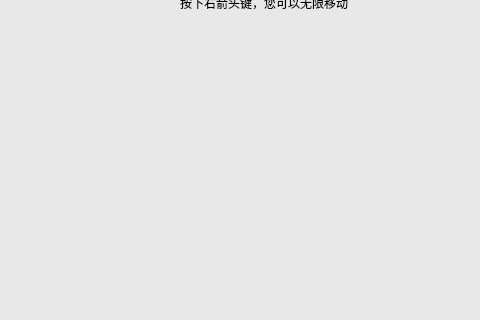
The window that mainwindow.ui (185023687-commits/Rubber-man) describes before a commit, drawn with Qt 5; both pictures show x 390 to 870 and y 235 to 555 of the 870 by 555 pixel window.
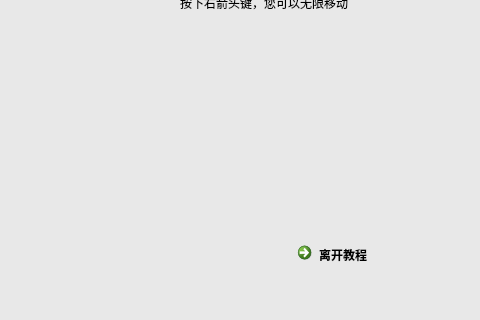
The same window after the commit.

The edit to the form file:
```diff
--- a/mainwindow.ui
+++ b/mainwindow.ui
@@ -101,6 +101,19 @@
      <number>100</number>
     </property>
    </widget>
+   <widget class="QCommandLinkButton" name="page">
+    <property name="geometry">
+     <rect>
+      <x>680</x>
+      <y>470</y>
+      <width>185</width>
+      <height>41</height>
+     </rect>
+    </property>
+    <property name="text">
+     <string>离开教程</string>
+    </property>
+   </widget>
   </widget>
   <widget class="QMenuBar" name="menubar">
    <property name="geometry">
```
